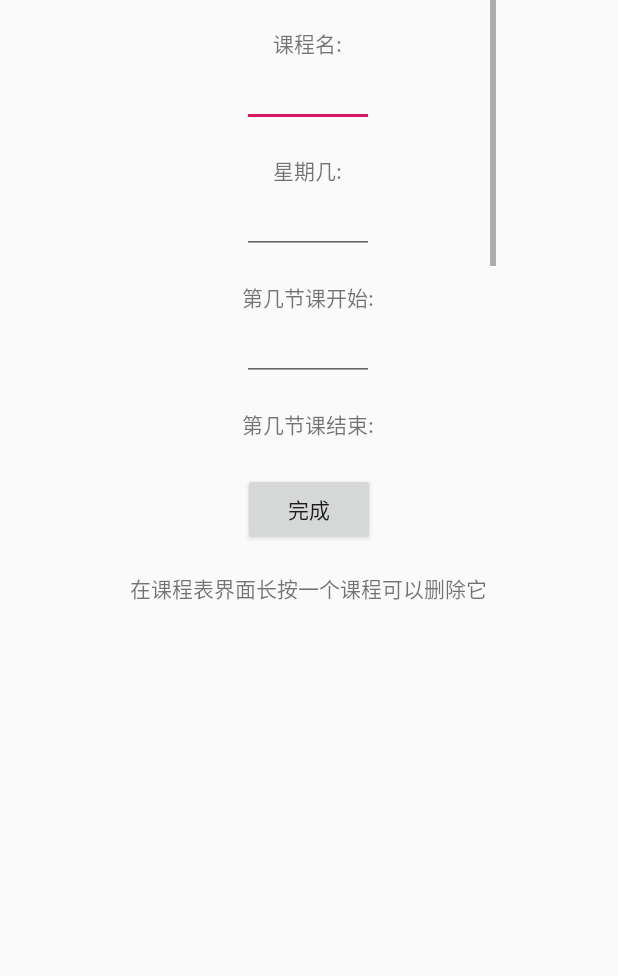
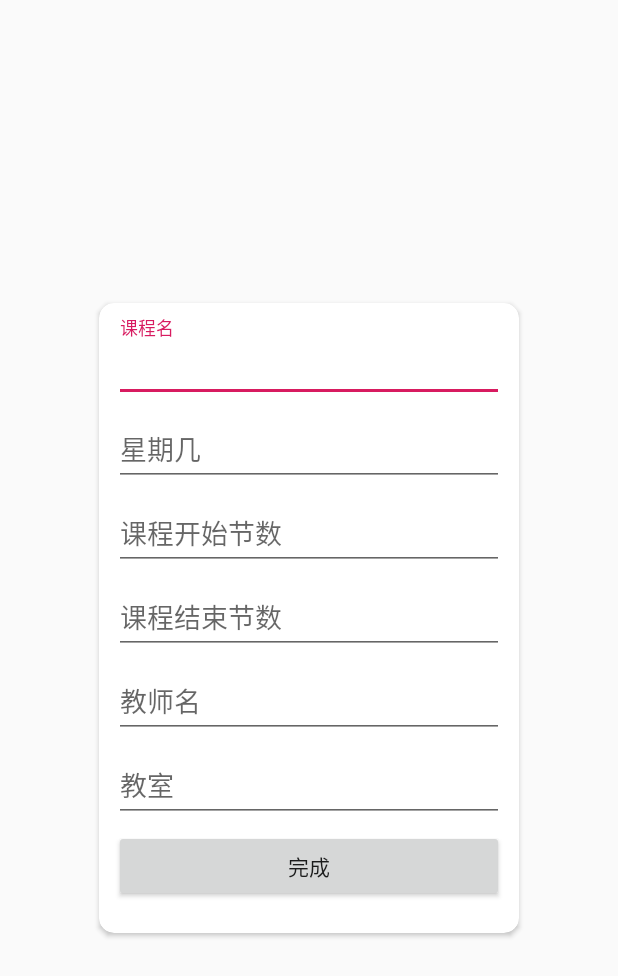
Before and after one commit to Produce404/WHUCampus, an Android app: the layout activity_add_course.xml on its own in the app's theme, with its tools: preview values and no code run, on a phone screen of 412 x 824 dp. Shown: the top 976 px of the screen. Run offline under Robolectric (Android 15) with nearby library versions, the phone set to English and light mode, and no system bars.

Commit message:
课表修改

```diff
--- a/app/src/main/res/layout/activity_add_course.xml
+++ b/app/src/main/res/layout/activity_add_course.xml
@@ -1,118 +1,117 @@
 <?xml version="1.0" encoding="utf-8"?>
+<androidx.cardview.widget.CardView xmlns:android="http://schemas.android.com/apk/res/android"
+    android:layout_width="280dp"
+    android:layout_height="420dp"
+    xmlns:app="http://schemas.android.com/apk/res-auto"
+    android:layout_gravity="center"
+    android:orientation="vertical"
+    app:cardCornerRadius="10dp"
+    android:foreground="?attr/selectableItemBackground">
+
+
     <LinearLayout
-    xmlns:android="http://schemas.android.com/apk/res/android"
         android:layout_width="match_parent"
-    android:layout_height="match_parent"
+        android:layout_height="wrap_content"
+        android:layout_gravity="center_horizontal"
+        android:layout_margin="10dp"
         android:orientation="vertical">
 
-    <ScrollView
-        android:layout_width="250dp"
-        android:layout_height="300dp"
-        android:layout_gravity="center"
-        android:scrollbars="vertical"
-        android:scrollbarAlwaysDrawHorizontalTrack="true">
 
-        <LinearLayout
-            android:layout_width="wrap_content"
+        <com.google.android.material.textfield.TextInputLayout
+            android:layout_width="match_parent"
             android:layout_height="wrap_content"
-            android:layout_gravity="center_horizontal"
-            android:orientation="vertical">
+            android:layout_gravity="center">
 
-            <TextView
-                android:layout_width="wrap_content"
-                android:layout_height="wrap_content"
-                android:layout_gravity="center"
-                android:text="\n课程名:" />
-
-            <EditText
+            <AutoCompleteTextView
                 android:id="@+id/course_name"
                 android:layout_width="match_parent"
                 android:layout_height="wrap_content"
-                android:layout_gravity="center"
-                android:imeOptions="actionNext"
+                android:hint="课程名"
+                android:inputType="textEmailAddress"
+                android:maxLines="1"
                 android:singleLine="true" />
 
-            <TextView
-                android:layout_width="wrap_content"
-                android:layout_height="wrap_content"
-                android:layout_gravity="center"
-                android:text="\n星期几:" />
+        </com.google.android.material.textfield.TextInputLayout>
+        <com.google.android.material.textfield.TextInputLayout
+            android:layout_width="match_parent"
+            android:layout_height="wrap_content">
 
-            <EditText
+            <AutoCompleteTextView
                 android:id="@+id/week"
                 android:layout_width="match_parent"
                 android:layout_height="wrap_content"
-                android:layout_gravity="center"
-                android:inputType="number" />
+                android:hint="星期几"
+                android:inputType="textEmailAddress"
+                android:maxLines="1"
+                android:singleLine="true" />
 
-            <TextView
-                android:layout_width="wrap_content"
-                android:layout_height="wrap_content"
-                android:layout_gravity="center"
-                android:text="\n第几节课开始:" />
+        </com.google.android.material.textfield.TextInputLayout>
+        <com.google.android.material.textfield.TextInputLayout
+            android:layout_width="match_parent"
+            android:layout_height="wrap_content">
 
-            <EditText
+            <AutoCompleteTextView
                 android:id="@+id/classes_begin"
                 android:layout_width="match_parent"
                 android:layout_height="wrap_content"
-                android:layout_gravity="center"
-                android:inputType="number" />
+                android:hint="课程开始节数"
+                android:inputType="textEmailAddress"
+                android:maxLines="1"
+                android:singleLine="true" />
 
-            <TextView
-                android:layout_width="wrap_content"
-                android:layout_height="wrap_content"
-                android:layout_gravity="center"
-                android:text="\n第几节课结束:" />
+        </com.google.android.material.textfield.TextInputLayout>
+        <com.google.android.material.textfield.TextInputLayout
+            android:layout_width="match_parent"
+            android:layout_height="wrap_content">
 
-            <EditText
+            <AutoCompleteTextView
                 android:id="@+id/classes_ends"
                 android:layout_width="match_parent"
                 android:layout_height="wrap_content"
-                android:layout_gravity="center"
-                android:inputType="number" />
+                android:hint="课程结束节数"
+                android:inputType="textEmailAddress"
+                android:maxLines="1"
+                android:singleLine="true" />
 
-            <TextView
-                android:layout_width="wrap_content"
-                android:layout_height="wrap_content"
-                android:layout_gravity="center"
-                android:text="\n教师名:" />
+        </com.google.android.material.textfield.TextInputLayout>
+        <com.google.android.material.textfield.TextInputLayout
+            android:layout_width="match_parent"
+            android:layout_height="wrap_content">
 
-            <EditText
+            <AutoCompleteTextView
                 android:id="@+id/teacher_name"
                 android:layout_width="match_parent"
                 android:layout_height="wrap_content"
-                android:layout_gravity="center"
-                android:imeOptions="actionNext"
+                android:hint="教师名"
+                android:inputType="textEmailAddress"
+                android:maxLines="1"
                 android:singleLine="true" />
 
-            <TextView
-                android:layout_width="wrap_content"
-                android:layout_height="wrap_content"
-                android:layout_gravity="center"
-                android:text="\n课室:" />
+        </com.google.android.material.textfield.TextInputLayout>
+        <com.google.android.material.textfield.TextInputLayout
+            android:layout_width="match_parent"
+            android:layout_height="wrap_content">
 
-            <EditText
+            <AutoCompleteTextView
                 android:id="@+id/class_room"
                 android:layout_width="match_parent"
                 android:layout_height="wrap_content"
-                android:layout_gravity="center"
-                android:imeOptions="actionNext"
+                android:hint="教室"
+                android:inputType="textEmailAddress"
+                android:maxLines="1"
                 android:singleLine="true" />
-        </LinearLayout>
-    </ScrollView>
 
+        </com.google.android.material.textfield.TextInputLayout>
         <Button
             android:id="@+id/button"
-        android:layout_width="wrap_content"
+            android:layout_width="match_parent"
             android:layout_height="wrap_content"
-        android:layout_marginTop="15dp"
+            android:layout_marginTop="5dp"
+            android:layout_marginBottom="10dp"
             android:layout_gravity="center"
             android:text="完成" />
 
-    <TextView
-        android:layout_width="wrap_content"
-        android:layout_height="wrap_content"
-        android:layout_gravity="center"
-        android:text="\n 在课程表界面长按一个课程可以删除它 \n"/>
+    </LinearLayout>
 
-</LinearLayout>
+
+</androidx.cardview.widget.CardView>
```
Also changed, not shown: app/src/main/java/com/example/hp/mycampus/activity/CourseActivity.java (+46 -27 lines), app/src/main/res/layout/activity_course.xml (+19 -16 lines), app/src/main/res/menu/lesson_toolbar.xml (+7 -5 lines). Lines whose indentation alone changed are shown as unchanged.
